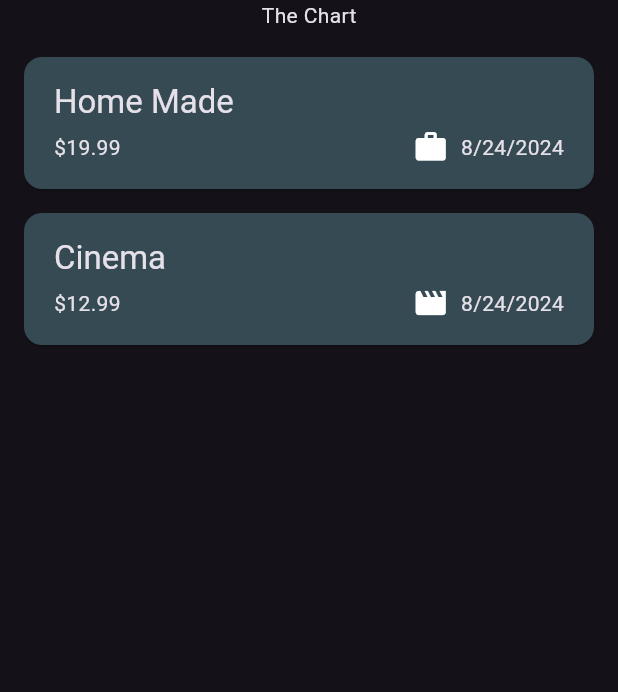
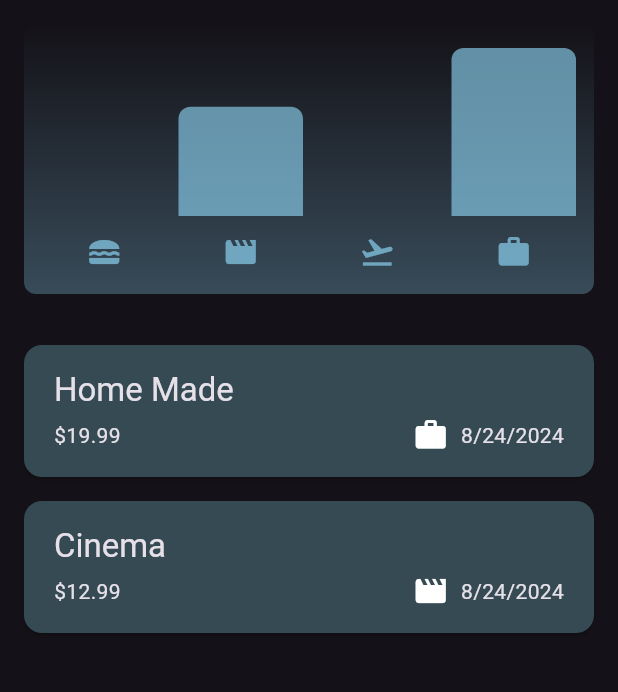
Before and after one commit to jmcfx/expense_tracker, a Flutter app: the screen it shows after launch, on a phone screen of 412 x 824 dp, the part 84-776 px from its top. Run offline on Flutter 3.47's test engine with Material 3 defaults, Android fonts, the phone set to English and light mode, and no system bars.

Commit message:
chart_bar

```diff
--- a/lib/models/expense_model.dart
+++ b/lib/models/models.dart
@@ -36,3 +36,28 @@ class ExpenseModel {
 //date formatter .....
   String get formattedDate => formatter.format(date);
 }
+
+// Expenses Bucket.......takes an instance if Expense model as on of it's constructor properties...
+class ExpensesBucket {
+  final CategoryEvent categoryEvent;
+  final List<ExpenseModel> expenses;
+
+  ExpensesBucket({required this.categoryEvent, required this.expenses});
+
+//expensesBucket Category....
+  ExpensesBucket.forCategory(List<ExpenseModel> allExpenses, this.categoryEvent)
+      : expenses = allExpenses
+            .where((allExpenses) => allExpenses.category == categoryEvent)
+            .toList();
+
+// totalExpenses .....
+  double get totalExpenses {
+    double sum = 0;
+
+    //loop through all the expenses into expense
+    for (final expense in expenses) {
+      sum = sum + expense.amount;
+    }
+    return sum;
+  }
+}
--- a/lib/views/screens/expense_screen.dart
+++ b/lib/views/screens/expense_screen.dart
@@ -1,4 +1,5 @@
-import 'package:expense_tracker/models/expense_model.dart';
+import 'package:expense_tracker/models/models.dart';
+import 'package:expense_tracker/views/widgets/chart/chart.dart';
 import 'package:expense_tracker/views/widgets/expenses_list/expense_list.dart';
 import 'package:expense_tracker/views/widgets/expenses_list/new_expense_modal.dart';
 import 'package:flutter/material.dart';
@@ -36,7 +37,6 @@ class _ExpenseScreenState extends State<ExpenseScreen> {
 
 //remove Expense......
   void _removeExpense(ExpenseModel expense) {
-
     final expenseIndex = _registeredExpensesList.indexOf(expense);
     setState(() {
       _registeredExpensesList.remove(expense);
@@ -94,11 +94,13 @@ class _ExpenseScreenState extends State<ExpenseScreen> {
       body: Column(
         children: [
           //ToolBar with the Add button => Row()
-          const Text("The Chart"),
-          const SizedBox(
-            height: 10,
+          Chart(
+            expenses: _registeredExpensesList,
           ),
-          Expanded(child: mainContent)
+          const SizedBox(height: 10),
+          Expanded(
+            child: mainContent,
+          )
         ],
       ),
     );
--- /dev/null
+++ b/lib/views/widgets/chart/chart.dart
@@ -0,0 +1,95 @@
+import 'package:expense_tracker/models/models.dart';
+import 'package:expense_tracker/views/widgets/chart/chart_bar.dart';
+import 'package:flutter/material.dart';
+
+
+class Chart extends StatelessWidget {
+  const Chart({super.key, required this.expenses});
+
+  final List<ExpenseModel> expenses;
+
+  List<ExpensesBucket> get buckets {
+    return [
+      ExpensesBucket.forCategory(expenses, CategoryEvent.food),
+      ExpensesBucket.forCategory(expenses, CategoryEvent.leisure),
+      ExpensesBucket.forCategory(expenses, CategoryEvent.travel),
+      ExpensesBucket.forCategory(expenses, CategoryEvent.work),
+    ];
+  }
+
+  double get maxTotalExpense {
+    double maxTotalExpense = 0;
+
+    for (final bucket in buckets) {
+      if (bucket.totalExpenses > maxTotalExpense) {
+        maxTotalExpense = bucket.totalExpenses;
+      }
+    }
+
+    return maxTotalExpense;
+  }
+
+  @override
+  Widget build(BuildContext context) {
+    final isDarkMode =
+        MediaQuery.of(context).platformBrightness == Brightness.dark;
+    return Container(
+      margin: const EdgeInsets.all(16),
+      padding: const EdgeInsets.symmetric(
+        vertical: 16,
+        horizontal: 8,
+      ),
+      width: double.infinity,
+      height: 180,
+      decoration: BoxDecoration(
+        borderRadius: BorderRadius.circular(8),
+        gradient: LinearGradient(
+          colors: [
+            Theme.of(context).colorScheme.primary.withOpacity(0.3),
+            Theme.of(context).colorScheme.primary.withOpacity(0.0)
+          ],
+          begin: Alignment.bottomCenter,
+          end: Alignment.topCenter,
+        ),
+      ),
+      child: Column(
+        children: [
+          Expanded(
+            child: Row(
+              crossAxisAlignment: CrossAxisAlignment.end,
+              children: [
+                for (final bucket in buckets) // alternative to map()
+                  ChartBar(
+                    fill: bucket.totalExpenses == 0
+                        ? 0
+                        : bucket.totalExpenses / maxTotalExpense,
+                  )
+              ],
+            ),
+          ),
+          const SizedBox(height: 12),
+          Row(
+            children: buckets
+                .map(
+                  (bucket) => Expanded(
+                    child: Padding(
+                      padding: const EdgeInsets.symmetric(horizontal: 4),
+                      child: Icon(
+                        categoryIcons[bucket.categoryEvent],
+                        color: isDarkMode
+                            ? Theme.of(context).colorScheme.secondary
+                            : Theme.of(context)
+                                .colorScheme
+                                .primary
+                                .withOpacity(0.7),
+                      ),
+                    ),
+                  ),
+                )
+                .toList(),
+          )
+        ],
+      ),
+    );
+  }
+}
--- /dev/null
+++ b/lib/views/widgets/chart/chart_bar.dart
@@ -0,0 +1,34 @@
+import 'package:flutter/material.dart';
+
+class ChartBar extends StatelessWidget {
+  const ChartBar({
+    super.key,
+    required this.fill,
+  });
+
+  final double fill;
+
+  @override
+  Widget build(BuildContext context) {
+    final isDarkMode =
+        MediaQuery.of(context).platformBrightness == Brightness.dark;
+    return Expanded(
+      child: Padding(
+        padding: const EdgeInsets.symmetric(horizontal: 4),
+        child: FractionallySizedBox(
+          heightFactor: fill,
+          child: DecoratedBox(
+            decoration: BoxDecoration(
+              shape: BoxShape.rectangle,
+              borderRadius:
+                  const BorderRadius.vertical(top: Radius.circular(8)),
+              color: isDarkMode
+                  ? Theme.of(context).colorScheme.secondary
+                  : Theme.of(context).colorScheme.primary.withOpacity(0.65),
+            ),
+          ),
+        ),
+      ),
+    );
+  }
+}
--- a/lib/views/widgets/expense_item_card.dart
+++ b/lib/views/widgets/expense_item_card.dart
@@ -1,4 +1,4 @@
-import 'package:expense_tracker/models/expense_model.dart';
+import 'package:expense_tracker/models/models.dart';
 import 'package:flutter/material.dart';
 
 class ExpenseItemCard extends StatelessWidget {
--- a/lib/views/widgets/expenses_list/expense_list.dart
+++ b/lib/views/widgets/expenses_list/expense_list.dart
@@ -1,4 +1,4 @@
-import 'package:expense_tracker/models/expense_model.dart';
+import 'package:expense_tracker/models/models.dart';
 import 'package:expense_tracker/views/widgets/expense_item_card.dart';
 import 'package:flutter/material.dart';
 
--- a/lib/views/widgets/expenses_list/new_expense_modal.dart
+++ b/lib/views/widgets/expenses_list/new_expense_modal.dart
@@ -1,4 +1,4 @@
-import 'package:expense_tracker/models/expense_model.dart';
+import 'package:expense_tracker/models/models.dart';
 
 import 'package:flutter/material.dart';
 import 'package:flutter/services.dart';
```
